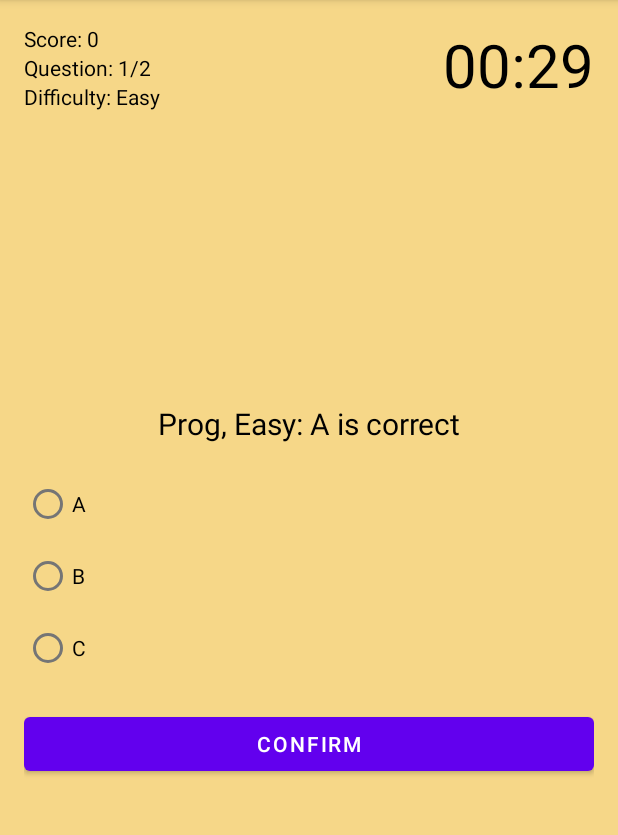
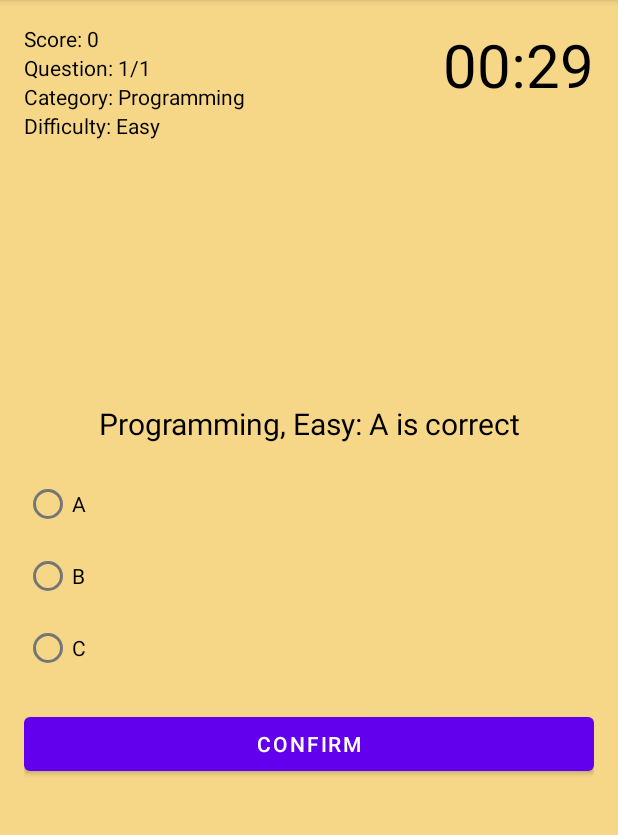
Before and after one commit to SamCull/CognitiveApp, an Android app: the screen it shows after launch (QuizActivity), after a tap on "START QUIZ", on a phone screen of 412 x 824 dp, the part 84-919 px from its top. Run offline under Robolectric (Android 15) with nearby library versions, the phone set to English and light mode, and no system bars.

Commit message:
Added category drop down menu and name string

```diff
--- a/app/src/main/java/com/vogella/android/cognitiveapp/Question.java
+++ b/app/src/main/java/com/vogella/android/cognitiveapp/Question.java
@@ -20,8 +20,8 @@ public class Question implements Parcelable {
     public Question() {
     }
 
-    public Question(String question, String option1, String option2,
-                    String option3, int answerNr, String difficulty, int categoryID) {
+    public Question(String question, String option1, String option2, String option3,
+                    int answerNr, String difficulty, int categoryID) {
         this.question = question;
         this.option1 = option1;
         this.option2 = option2;
@@ -139,7 +139,7 @@ public class Question implements Parcelable {
         return new String[]{
                 DIFFICULTY_EASY,
                 DIFFICULTY_MEDIUM,
-                DIFFICULTY_HARD,
+                DIFFICULTY_HARD
         };
     }
 } //end class
--- a/app/src/main/java/com/vogella/android/cognitiveapp/QuizActivity.java
+++ b/app/src/main/java/com/vogella/android/cognitiveapp/QuizActivity.java
@@ -33,6 +33,7 @@ public class QuizActivity extends AppCompatActivity {
     private TextView textViewQuestion;
     private TextView textViewScore;
     private TextView textViewQuestionCount;
+    private TextView textViewCategory;
     private TextView textViewDifficulty;
     private TextView textViewCountDown;
     private RadioGroup rbGroup;
@@ -65,6 +66,7 @@ public class QuizActivity extends AppCompatActivity {
         textViewQuestion = findViewById(R.id.text_view_question);
         textViewScore = findViewById(R.id.text_view_score);
         textViewQuestionCount = findViewById(R.id.text_view_question_count);
+        textViewCategory = findViewById(R.id.text_view_category);
         textViewDifficulty = findViewById(R.id.text_view_difficulty);
         textViewCountDown = findViewById(R.id.text_view_countdown);
         rbGroup = findViewById(R.id.radio_group);
@@ -77,13 +79,16 @@ public class QuizActivity extends AppCompatActivity {
         textColorDefaultCd = textViewCountDown.getTextColors();
 
         Intent intent = getIntent();
+        int categoryID = intent.getIntExtra(StartingScreenActivity.EXTRA_CATEGORY_ID, 0);
+        String categoryName = intent.getStringExtra(StartingScreenActivity.EXTRA_CATEGORY_NAME);
         String difficulty = intent.getStringExtra(StartingScreenActivity.EXTRA_DIFFICULTY);
 
+        textViewCategory.setText("Category: " + categoryName);
         textViewDifficulty.setText("Difficulty: " + difficulty);
 
         if (savedInstanceState == null) {
-            QuizDbHelper dbHelper = new QuizDbHelper(this);
-            questionList = dbHelper.getQuestions(difficulty);
+            QuizDbHelper dbHelper = QuizDbHelper.getInstance(this);
+            questionList = dbHelper.getQuestions(categoryID, difficulty);
             questionCountTotal = questionList.size();
             Collections.shuffle(questionList);
 
--- a/app/src/main/java/com/vogella/android/cognitiveapp/QuizContract.java
+++ b/app/src/main/java/com/vogella/android/cognitiveapp/QuizContract.java
@@ -4,10 +4,10 @@ import android.provider.BaseColumns;
 
 public final class QuizContract {
 
-    private QuizContract() { // Making tables for DB
+    private QuizContract() {
     }
 
-    public static class CategoriesTable implements BaseColumns{
+    public static class CategoriesTable implements BaseColumns {
         public static final String TABLE_NAME = "quiz_categories";
         public static final String COLUMN_NAME = "name";
     }
--- a/app/src/main/java/com/vogella/android/cognitiveapp/QuizDbHelper.java
+++ b/app/src/main/java/com/vogella/android/cognitiveapp/QuizDbHelper.java
@@ -17,14 +17,23 @@ public class QuizDbHelper extends SQLiteOpenHelper {
     private static final String DATABASE_NAME = "MyAwesomeQuiz.db";
     private static final int DATABASE_VERSION = 1;
 
+    private static QuizDbHelper instance;
+
     private SQLiteDatabase db;
 
-    public QuizDbHelper(Context context) {
+    private QuizDbHelper(Context context) {
         super(context, DATABASE_NAME, null, DATABASE_VERSION);
     }
 
+    public static synchronized QuizDbHelper getInstance(Context context) {
+        if (instance == null) {
+            instance = new QuizDbHelper(context.getApplicationContext());
+        }
+        return instance;
+    }
+
     @Override
-    public void onCreate(SQLiteDatabase db) { // Making tables
+    public void onCreate(SQLiteDatabase db) {
         this.db = db;
 
         final String SQL_CREATE_CATEGORIES_TABLE = "CREATE TABLE " +
@@ -34,9 +43,9 @@ public class QuizDbHelper extends SQLiteOpenHelper {
                 ")";
 
         final String SQL_CREATE_QUESTIONS_TABLE = "CREATE TABLE " +
-                QuizContract.QuestionsTable.TABLE_NAME + " ( " + //move back one if not work
-                QuizContract. QuestionsTable._ID + " INTEGER PRIMARY KEY AUTOINCREMENT, " +
-                QuizContract. QuestionsTable.COLUMN_QUESTION + " TEXT, " +
+                QuizContract.QuestionsTable.TABLE_NAME + " ( " +
+                QuizContract.QuestionsTable._ID + " INTEGER PRIMARY KEY AUTOINCREMENT, " +
+                QuizContract.QuestionsTable.COLUMN_QUESTION + " TEXT, " +
                 QuizContract.QuestionsTable.COLUMN_OPTION1 + " TEXT, " +
                 QuizContract.QuestionsTable.COLUMN_OPTION2 + " TEXT, " +
                 QuizContract.QuestionsTable.COLUMN_OPTION3 + " TEXT, " +
@@ -45,10 +54,10 @@ public class QuizDbHelper extends SQLiteOpenHelper {
                 QuizContract.QuestionsTable.COLUMN_CATEGORY_ID + " INTEGER, " +
                 "FOREIGN KEY(" + QuizContract.QuestionsTable.COLUMN_CATEGORY_ID + ") REFERENCES " +
                 QuizContract.CategoriesTable.TABLE_NAME + "(" + QuizContract.CategoriesTable._ID + ")" + "ON DELETE CASCADE" +
-                ")"; //If category deleted, it deletes all questions tied to that ceteogory
+                ")";
 
-        db.execSQL(SQL_CREATE_CATEGORIES_TABLE); // execute and send
-        db.execSQL(SQL_CREATE_QUESTIONS_TABLE); // execute and send
+        db.execSQL(SQL_CREATE_CATEGORIES_TABLE);
+        db.execSQL(SQL_CREATE_QUESTIONS_TABLE);
         fillCategoriesTable();
         fillQuestionsTable();
     }
@@ -66,29 +75,27 @@ public class QuizDbHelper extends SQLiteOpenHelper {
         db.setForeignKeyConstraintsEnabled(true);
     }
 
-    private void fillCategoriesTable(){  //Drop down menu
+    private void fillCategoriesTable() {
         Category c1 = new Category("Programming");
         addCategory(c1);
         Category c2 = new Category("Geography");
         addCategory(c2);
-        Category c3 = new Category("Maths");
+        Category c3 = new Category("Math");
         addCategory(c3);
     }
 
-    // pass category
-    private void addCategory(Category category){
+    private void addCategory(Category category) {
         ContentValues cv = new ContentValues();
         cv.put(QuizContract.CategoriesTable.COLUMN_NAME, category.getName());
         db.insert(QuizContract.CategoriesTable.TABLE_NAME, null, cv);
     }
 
-
     private void fillQuestionsTable() {
-        Question q1 = new Question("Prog, Easy: A is correct",
+        Question q1 = new Question("Programming, Easy: A is correct",
                 "A", "B", "C", 1,
                 Question.DIFFICULTY_EASY, Category.PROGRAMMING);
         addQuestion(q1);
-        Question q2 = new Question("Geog, Medium: B is correct",
+        Question q2 = new Question("Geography, Medium: B is correct",
                 "A", "B", "C", 2,
                 Question.DIFFICULTY_MEDIUM, Category.GEOGRAPHY);
         addQuestion(q2);
@@ -97,18 +104,17 @@ public class QuizDbHelper extends SQLiteOpenHelper {
                 Question.DIFFICULTY_HARD, Category.MATH);
         addQuestion(q3);
         Question q4 = new Question("Math, Easy: A is correct",
-                "Buster", "Diggs", "Jack", 1,
+                "A", "B", "C", 1,
                 Question.DIFFICULTY_EASY, Category.MATH);
         addQuestion(q4);
         Question q5 = new Question("Non existing, Easy: A is correct",
                 "A", "B", "C", 1,
                 Question.DIFFICULTY_EASY, 4);
         addQuestion(q5);
-        Question q6 = new Question("Non existing, Easy: B is correct",
+        Question q6 = new Question("Non existing, Medium: B is correct",
                 "A", "B", "C", 2,
-                Question.DIFFICULTY_EASY, 5);
+                Question.DIFFICULTY_MEDIUM, 5);
         addQuestion(q6);
-
     }
 
     private void addQuestion(Question question) {
@@ -121,6 +127,24 @@ public class QuizDbHelper extends SQLiteOpenHelper {
         cv.put(QuizContract.QuestionsTable.COLUMN_DIFFICULTY, question.getDifficulty());
         cv.put(QuizContract.QuestionsTable.COLUMN_CATEGORY_ID, question.getCategoryID());
         db.insert(QuizContract.QuestionsTable.TABLE_NAME, null, cv);
+    }
+
+    public List<Category> getAllCategories() {
+        List<Category> categoryList = new ArrayList<>();
+        db = getReadableDatabase();
+        Cursor c = db.rawQuery("SELECT * FROM " + QuizContract.CategoriesTable.TABLE_NAME, null);
+
+        if (c.moveToFirst()) {
+            do {
+                Category category = new Category();
+                category.setId(c.getInt(c.getColumnIndex(QuizContract.CategoriesTable._ID)));
+                category.setName(c.getString(c.getColumnIndex(QuizContract.CategoriesTable.COLUMN_NAME)));
+                categoryList.add(category);
+            } while (c.moveToNext());
+        }
+
+        c.close();
+        return categoryList;
     }
 
     public ArrayList<Question> getAllQuestions() {
@@ -147,13 +171,23 @@ public class QuizDbHelper extends SQLiteOpenHelper {
         return questionList;
     }
 
-    public ArrayList<Question> getQuestions(String difficulty) {
+    public ArrayList<Question> getQuestions(int categoryID, String difficulty) {
         ArrayList<Question> questionList = new ArrayList<>();
         db = getReadableDatabase();
 
-        String[] selectionArgs = new String[]{difficulty};
-        Cursor c = db.rawQuery("SELECT * FROM " + QuizContract.QuestionsTable.TABLE_NAME +
-                " WHERE " + QuizContract.QuestionsTable.COLUMN_DIFFICULTY + " = ?", selectionArgs);
+        String selection = QuizContract.QuestionsTable.COLUMN_CATEGORY_ID + " = ? " +
+                " AND " + QuizContract.QuestionsTable.COLUMN_DIFFICULTY + " = ? ";
+        String[] selectionArgs = new String[]{String.valueOf(categoryID), difficulty};
+
+        Cursor c = db.query(
+                QuizContract.QuestionsTable.TABLE_NAME,
+                null,
+                selection,
+                selectionArgs,
+                null,
+                null,
+                null
+        );
 
         if (c.moveToFirst()) {
             do {
--- a/app/src/main/java/com/vogella/android/cognitiveapp/StartingScreenActivity.java
+++ b/app/src/main/java/com/vogella/android/cognitiveapp/StartingScreenActivity.java
@@ -13,43 +13,34 @@ import android.widget.Button;
 import android.widget.Spinner;
 import android.widget.TextView;
 
+import java.util.List;
+
 public class StartingScreenActivity extends AppCompatActivity {
     private static final int REQUEST_CODE_QUIZ = 1;
+    public static final String EXTRA_CATEGORY_ID = "extraCategoryID";
+    public static final String EXTRA_CATEGORY_NAME = "extraCategoryName";
     public static final String EXTRA_DIFFICULTY = "extraDifficulty";
 
     public static final String SHARED_PREFS = "sharedPrefs";
     public static final String KEY_HIGHSCORE = "keyHighscore";
 
     private TextView textViewHighscore;
+    private Spinner spinnerCategory;
     private Spinner spinnerDifficulty;
 
     private int highscore;
-
-    Button button_start_wordle;
 
     @Override
     protected void onCreate(Bundle savedInstanceState) {
         super.onCreate(savedInstanceState);
         setContentView(R.layout.activity_starting_screen);
 
-        button_start_wordle = findViewById(R.id.button_start_wordle);
-        button_start_wordle.setOnClickListener(new View.OnClickListener() {
-            @Override
-            public void onClick(View v) {
-                goLink("https://www.nytimes.com/games/wordle/index.html");
-            }
-        });
-
         textViewHighscore = findViewById(R.id.text_view_highscore);
+        spinnerCategory = findViewById(R.id.spinner_category);
         spinnerDifficulty = findViewById(R.id.spinner_difficulty);
 
-        String[] difficultyLevels = Question.getAllDifficultyLevels();
-
-        ArrayAdapter<String> adapterDifficulty = new ArrayAdapter<String>(this,
-                android.R.layout.simple_spinner_item, difficultyLevels);
-        adapterDifficulty.setDropDownViewResource(android.R.layout.simple_spinner_dropdown_item);
-        spinnerDifficulty.setAdapter(adapterDifficulty);
-
+        loadCategories();
+        loadDifficultyLevels();
         loadHighscore();
 
         Button buttonStartQuiz = findViewById(R.id.button_start_quiz);
@@ -61,15 +52,15 @@ public class StartingScreenActivity extends AppCompatActivity {
         });
     }
 
-    private void goLink(String s) { //Class to fetch URL online
-        Uri uri = Uri.parse(s);
-        startActivity(new Intent(Intent.ACTION_VIEW,uri));
-    }
-
     private void startQuiz() {
+        Category selectedCategory = (Category) spinnerCategory.getSelectedItem();
+        int categoryID = selectedCategory.getId();
+        String categoryName = selectedCategory.getName();
         String difficulty = spinnerDifficulty.getSelectedItem().toString();
 
         Intent intent = new Intent(StartingScreenActivity.this, QuizActivity.class);
+        intent.putExtra(EXTRA_CATEGORY_ID, categoryID);
+        intent.putExtra(EXTRA_CATEGORY_NAME, categoryName);
         intent.putExtra(EXTRA_DIFFICULTY, difficulty);
         startActivityForResult(intent, REQUEST_CODE_QUIZ);
     }
@@ -88,6 +79,25 @@ public class StartingScreenActivity extends AppCompatActivity {
         }
     }
 
+    private void loadCategories() {
+        QuizDbHelper dbHelper = QuizDbHelper.getInstance(this);
+        List<Category> categories = dbHelper.getAllCategories();
+
+        ArrayAdapter<Category> adapterCategories = new ArrayAdapter<>(this,
+                android.R.layout.simple_spinner_item, categories);
+        adapterCategories.setDropDownViewResource(android.R.layout.simple_spinner_dropdown_item);
+        spinnerCategory.setAdapter(adapterCategories);
+    }
+
+    private void loadDifficultyLevels() {
+        String[] difficultyLevels = Question.getAllDifficultyLevels();
+
+        ArrayAdapter<String> adapterDifficulty = new ArrayAdapter<String>(this,
+                android.R.layout.simple_spinner_item, difficultyLevels);
+        adapterDifficulty.setDropDownViewResource(android.R.layout.simple_spinner_dropdown_item);
+        spinnerDifficulty.setAdapter(adapterDifficulty);
+    }
+
     private void loadHighscore() {
         SharedPreferences prefs = getSharedPreferences(SHARED_PREFS, MODE_PRIVATE);
         highscore = prefs.getInt(KEY_HIGHSCORE, 0);
--- a/app/src/main/res/layout/activity_quiz.xml
+++ b/app/src/main/res/layout/activity_quiz.xml
@@ -26,10 +26,19 @@
         android:textColor="@android:color/black" />
 
     <TextView
+        android:id="@+id/text_view_category"
+        android:layout_width="wrap_content"
+        android:layout_height="wrap_content"
+        android:layout_below="@id/text_view_question_count"
+        android:freezesText="true"
+        android:text="Category: "
+        android:textColor="@android:color/black" />
+
+    <TextView
         android:id="@+id/text_view_difficulty"
         android:layout_width="wrap_content"
         android:layout_height="wrap_content"
-        android:layout_below="@id/text_view_question_count"
+        android:layout_below="@id/text_view_category"
         android:freezesText="true"
         android:text="Difficulty: "
         android:textColor="@android:color/black" />
--- a/app/src/main/res/layout/activity_starting_screen.xml
+++ b/app/src/main/res/layout/activity_starting_screen.xml
@@ -19,6 +19,7 @@
         android:textColor="@android:color/black"
         android:textSize="35sp" />
 
+
     <TextView
         android:id="@+id/text_view_highscore"
         android:layout_width="wrap_content"
@@ -29,6 +30,18 @@
         android:text="Highscore: 0"
         android:textSize="20sp" />
 
+
+    <TextView
+        android:id="@+id/text_view_profileName"
+        android:layout_width="wrap_content"
+        android:layout_height="wrap_content"
+        android:layout_above="@id/text_view_highscore"
+        android:layout_alignParentEnd="true"
+        android:layout_marginEnd="222dp"
+        android:layout_marginBottom="87dp"
+        android:text="Sample name"
+        android:textSize="20sp" />
+
     <Button
         android:id="@+id/button_start_quiz"
         android:layout_width="wrap_content"
@@ -36,25 +49,22 @@
         android:layout_centerInParent="true"
         android:text="Start Quiz" />
 
-    <Button
-        android:id="@+id/button_start_wordle"
+    <Spinner
+        android:id="@+id/spinner_category"
         android:layout_width="wrap_content"
         android:layout_height="wrap_content"
         android:layout_below="@+id/button_start_quiz"
-        android:layout_centerInParent="true"
-        android:layout_marginStart="32dp"
-        android:layout_marginTop="32dp"
-        android:layout_marginEnd="32dp"
-        android:layout_marginBottom="32dp"
-        android:text="Start Wordle" />
+        android:layout_alignStart="@+id/button_start_quiz"
+        android:layout_marginStart="5dp"
+        android:layout_marginTop="48dp" />
 
     <Spinner
         android:id="@+id/spinner_difficulty"
         android:layout_width="wrap_content"
         android:layout_height="wrap_content"
-        android:layout_below="@+id/button_start_quiz"
+        android:layout_below="@+id/spinner_category"
         android:layout_alignStart="@+id/button_start_quiz"
-        android:layout_marginStart="139dp"
-        android:layout_marginTop="-35dp" />
+        android:layout_marginStart="3dp"
+        android:layout_marginTop="-64dp" />
 
 </RelativeLayout>
```
